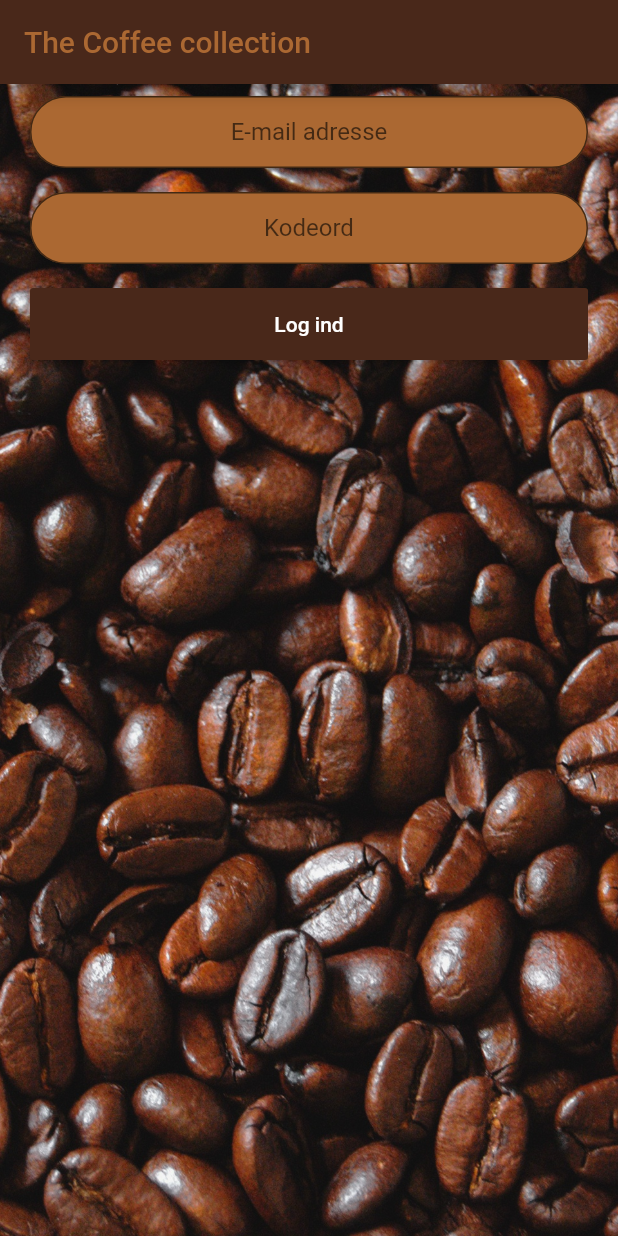
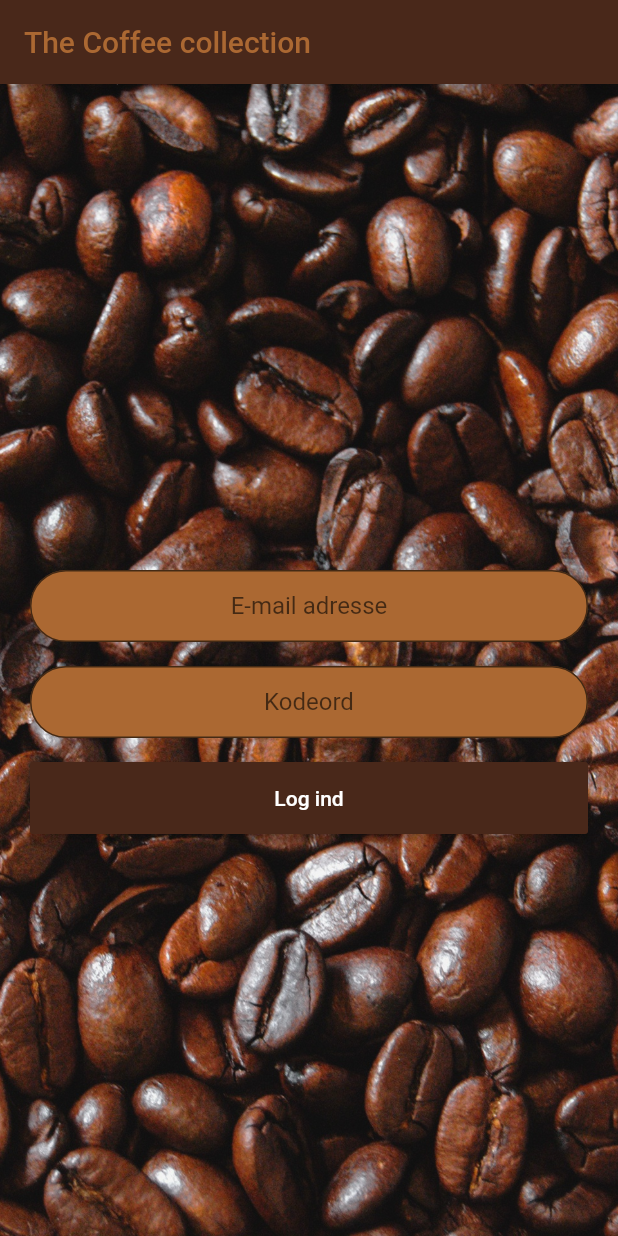
Before and after one commit to SebastianBachAndersen/CoffeeApp, a Flutter app: the screen it shows after launch, on a phone screen of 412 x 824 dp. Run offline on Flutter 3.47's test engine with Material 2 defaults, Android fonts, the phone set to English and light mode, and no system bars; our stand-ins replace bloc, dio, equatable, flutter_bloc, flutter_rating_bar, flutter_svg and 1 more; missing offline and left inert: adobe_xd; network calls fail.

```diff
--- a/lib/Pages/landing_page.dart
+++ b/lib/Pages/landing_page.dart
@@ -24,7 +24,14 @@ class LandingPage extends StatelessWidget {
           return LoginRoute();
         }
 
-        return LoginRoute();
+        return Material(
+          child: Center(
+            child: Column(
+              mainAxisAlignment: MainAxisAlignment.center,
+              children: [Text("bruh")],
+            ),
+          ),
+        );
       }),
     );
   }
--- a/lib/Pages/login.dart
+++ b/lib/Pages/login.dart
@@ -62,7 +62,11 @@ class _LoginFormState extends State<LoginPage> {
                         child: ConstrainedBox(
                             constraints: BoxConstraints(maxHeight: height),
                             child: SafeArea(
-                                child: Column(children: <Widget>[
+                                child: Column(
+                                    mainAxisAlignment: MainAxisAlignment.center,
+                                    crossAxisAlignment:
+                                        CrossAxisAlignment.center,
+                                    children: <Widget>[
                                   _usernamePasswordWidget(),
                                   BlocBuilder<LoginBloc, LoginState>(
                                     builder: (context, state) {
@@ -73,7 +77,8 @@ class _LoginFormState extends State<LoginPage> {
                                         BlocProvider.of<LoginBloc>(context).add(
                                           LoginUser(
                                               identifier: _emailController.text,
-                                          password: _passwordController.text),
+                                              password:
+                                                  _passwordController.text),
                                         );
                                       });
                                     },
--- a/lib/bloc/authentication/authentication_bloc.dart
+++ b/lib/bloc/authentication/authentication_bloc.dart
@@ -24,7 +24,7 @@ class AuthenticationBloc
     if (event is AppStarted) {
       try {
         final bool loggedIn = await userRepository.verifyUserLoggedIn();
-        if (loggedIn) {
+        if (!loggedIn) {
           var currentUser = await userRepository.getAuthenticatedUser();
           yield AuthenticationAuthenticated(user: currentUser);
         }
```
Lines whose indentation alone changed are shown as unchanged.
